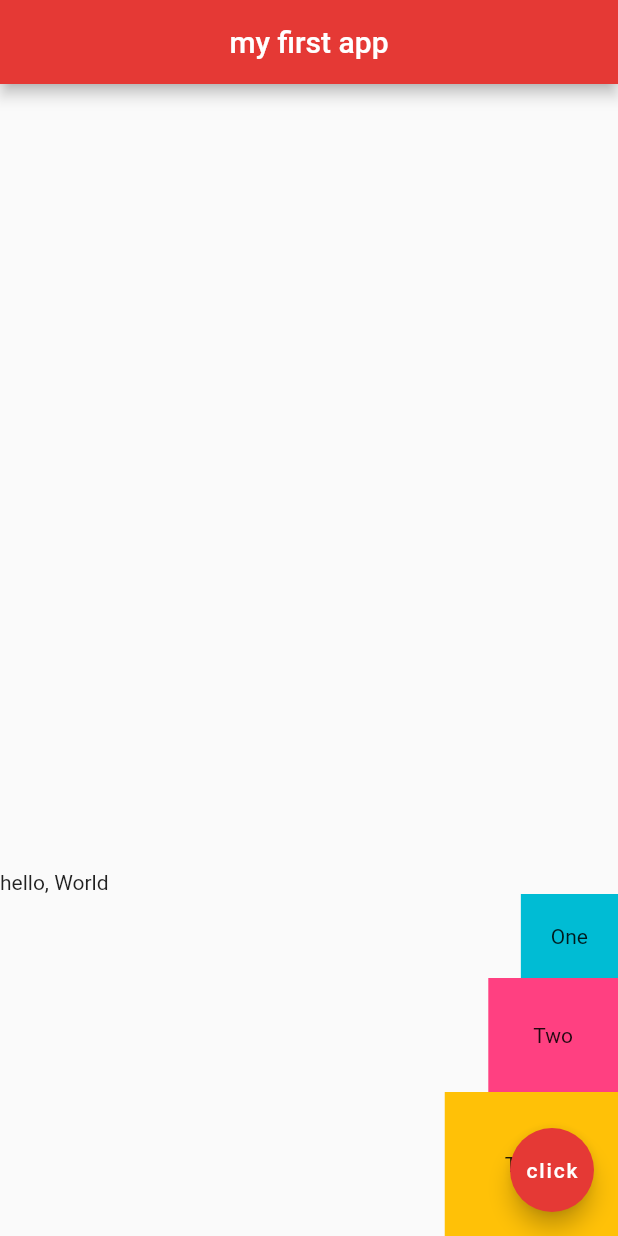
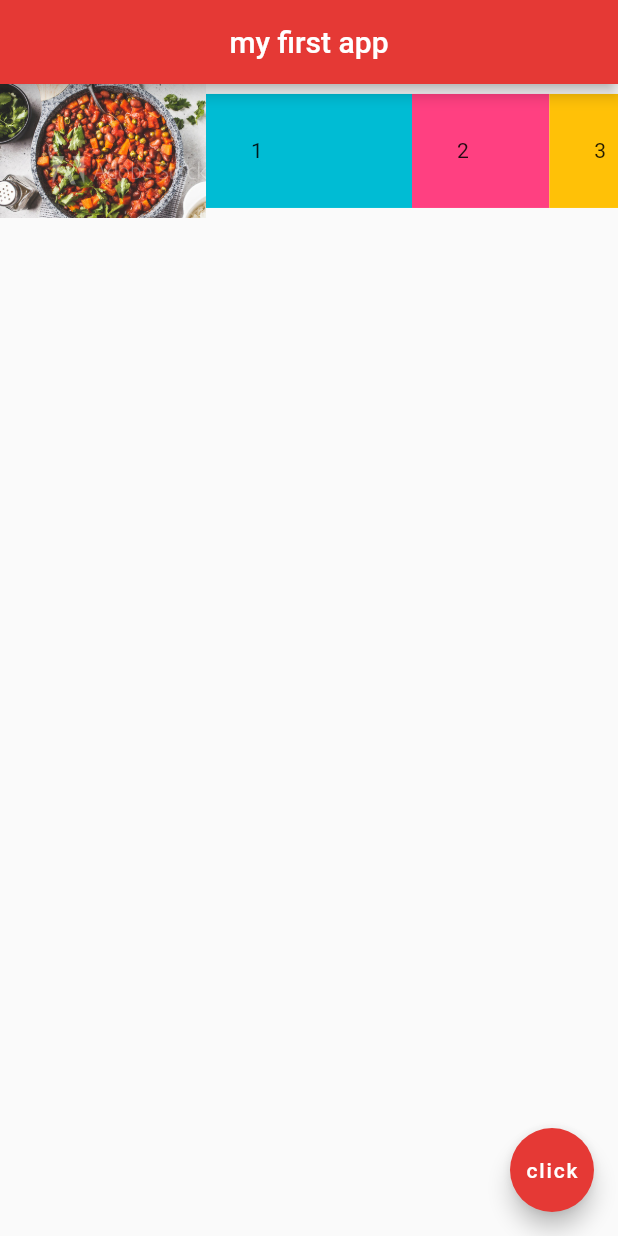
Before and after one commit to themugane/learn_flutter, a Flutter app: the screen it shows after launch, on a phone screen of 412 x 824 dp. Run offline on Flutter 3.47's test engine with Material 2 defaults, Android fonts, the phone set to English and light mode, and no system bars.

Commit message:
expanded widgets

```diff
--- a/lib/main.dart
+++ b/lib/main.dart
@@ -14,30 +14,35 @@ class Home extends StatelessWidget {
         centerTitle: true,
         backgroundColor: Colors.red[600],
       ),
-      body: Column(
-        mainAxisAlignment: MainAxisAlignment.end,
-        crossAxisAlignment: CrossAxisAlignment.end,
+      body: Row(
         children: <Widget>[
-          Row(
-            children: <Widget>[
-              Text('hello,'),
-              Text(' World'),
-            ],
+          Expanded(
+            child: Image.asset('assets/stew.jpeg'),
+            flex: 3,
           ),
-          Container(
-            padding: EdgeInsets.all(20.0),
+           Expanded(
+             flex: 3,
+             child: Container(
+               padding: EdgeInsets.all(30.0),
                color: Colors.cyan,
-            child: Text('One'),
+               child: Text('1')
              ),
-          Container(
+           ),
+            Expanded(
+              flex: 2,
+              child: Container(
                   padding: EdgeInsets.all(30.0),
                   color: Colors.pinkAccent,
-            child: Text('Two'),
+                  child: Text('2')
               ),
-          Container(
-            padding: EdgeInsets.all(40.0),
+            ),
+            Expanded(
+              flex: 1,
+              child: Container(
+                  padding: EdgeInsets.all(30.0),
                   color: Colors.amber,
-            child: Text('Three'),
+                  child: Text('3')
+              ),
             ),
         ],
       ),
```
Lines whose indentation alone changed are shown as unchanged.
